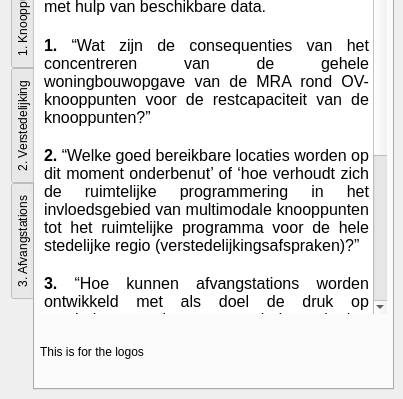
Above: KPOpilot/kpo_datasysteem_pilot_dockwidget_base.ui from Deltametropool/kpo-pilot before the change; both pictures show x 0 to 403 and y 223 to 622 of the 403 by 622 pixel window. Below: the same form after it.
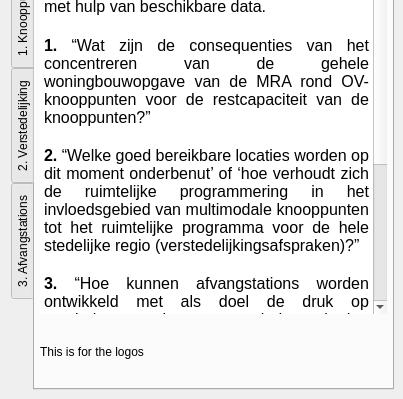
That is the form after the change.

Commit message: disclaimer translation

```diff
--- a/KPOpilot/kpo_datasysteem_pilot_dockwidget_base.ui
+++ b/KPOpilot/kpo_datasysteem_pilot_dockwidget_base.ui
@@ -117,7 +117,7 @@
 &lt;p align=&quot;justify&quot; style=&quot; margin-top:0px; margin-bottom:0px; margin-left:0px; margin-right:0px; -qt-block-indent:0; text-indent:0px;&quot;&gt;&lt;span style=&quot; font-size:12pt; font-weight:600;&quot;&gt;3.&lt;/span&gt;&lt;span style=&quot; font-size:12pt;&quot;&gt; “Hoe kunnen afvangstations worden ontwikkeld met als doel de druk op overbelaste stations te verminderen in het kader van de bereikbaarheid van belangrijke locaties?”&lt;/span&gt;&lt;/p&gt;
 &lt;p align=&quot;justify&quot; style=&quot;-qt-paragraph-type:empty; margin-top:0px; margin-bottom:0px; margin-left:0px; margin-right:0px; -qt-block-indent:0; text-indent:0px; font-size:12pt;&quot;&gt;&lt;br /&gt;&lt;/p&gt;
 &lt;p align=&quot;justify&quot; style=&quot; margin-top:0px; margin-bottom:0px; margin-left:0px; margin-right:0px; -qt-block-indent:0; text-indent:0px;&quot;&gt;&lt;span style=&quot; font-size:12pt; font-weight:600;&quot;&gt;Disclaimer:&lt;/span&gt;&lt;/p&gt;
-&lt;p align=&quot;justify&quot; style=&quot; margin-top:0px; margin-bottom:0px; margin-left:0px; margin-right:0px; -qt-block-indent:0; text-indent:0px;&quot;&gt;&lt;span style=&quot; font-size:12pt;&quot;&gt;The data and analysis in this pilot project serve demonstration purposes of the potential use and benefits of such an integrated planning support framework. The data and maps should not be considered final or accurate, and should not be used for production of plans or decision making.&lt;/span&gt;&lt;/p&gt;&lt;/body&gt;&lt;/html&gt;</string>
+&lt;p align=&quot;justify&quot; style=&quot; margin-top:0px; margin-bottom:0px; margin-left:0px; margin-right:0px; -qt-block-indent:0; text-indent:0px;&quot;&gt;&lt;span style=&quot; font-size:12pt;&quot;&gt;De data en analyse in deze pilot zijn gemaakt voor demonstratie van het potentiële gebruik en de voordelen van een dergelijke datasysteem. De gegevens en kaarten moeten niet als definitief of heel nauwkeurig gezien worden.&lt;/span&gt;&lt;/p&gt;&lt;/body&gt;&lt;/html&gt;</string>
           </property>
           <property name="acceptRichText">
            <bool>false</bool>
```
